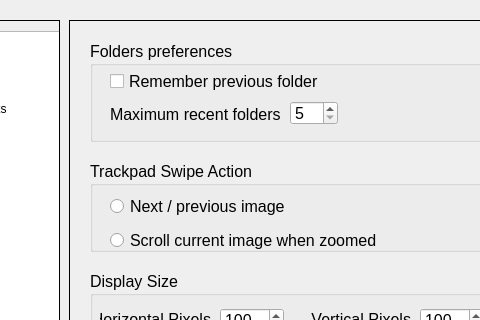
Above: prefdlg.ui from towhee/Winnow64 before the change; both pictures show x 141 to 621 and y 0 to 320 of the 708 by 464 pixel window. Below: the same form after it.
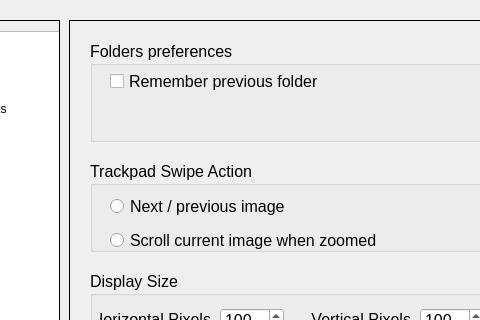
That is the form after the change. The open tabs and pages were chosen to show the change.

Commit message: Eliminated maxRecentFolders in pref

The edit to the form file:
```diff
--- a/prefdlg.ui
+++ b/prefdlg.ui
@@ -128,7 +128,7 @@
        <rect>
         <x>20</x>
         <y>30</y>
-        <width>221</width>
+        <width>261</width>
         <height>20</height>
        </rect>
       </property>
@@ -141,40 +141,6 @@
        <string>Remember previous folder</string>
       </property>
      </widget>
-     <widget class="QSpinBox" name="maxRecentSB">
-      <property name="geometry">
-       <rect>
-        <x>200</x>
-        <y>60</y>
-        <width>48</width>
-        <height>24</height>
-       </rect>
-      </property>
-      <property name="minimum">
-       <number>5</number>
-      </property>
-      <property name="maximum">
-       <number>50</number>
-      </property>
-     </widget>
-     <widget class="QLabel" name="label_13">
-      <property name="geometry">
-       <rect>
-        <x>20</x>
-        <y>65</y>
-        <width>171</width>
-        <height>16</height>
-       </rect>
-      </property>
-      <property name="font">
-       <font>
-        <pointsize>12</pointsize>
-       </font>
-      </property>
-      <property name="text">
-       <string>Maximum recent folders</string>
-      </property>
-     </widget>
     </widget>
     <widget class="QGroupBox" name="groupBox">
      <property name="geometry">
```
Left out of the diff: 4 changed lines with no effect on the pictures. The commit also changes 5 other files.
